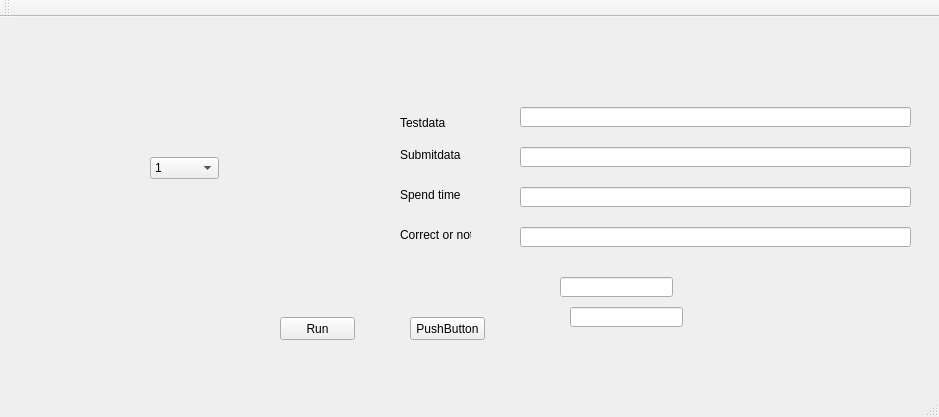
Qt form mainwindow.ui (eric56421/AOOP-Final-Project) before a commit.
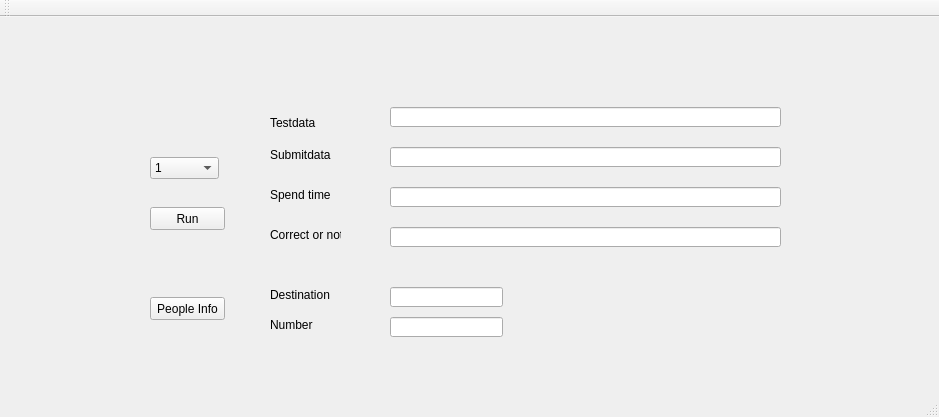
The same form after that commit.

Commit message: Modified the hierarchy with adding FloorPeopleInfo part. With MySQL to load data.csv. Also modified Building oject as a data member of MainWindow.

Diff of the .ui file:
```diff
--- a/mainwindow.ui
+++ b/mainwindow.ui
@@ -17,7 +17,7 @@
    <widget class="QLabel" name="label_7">
     <property name="geometry">
      <rect>
-      <x>400</x>
+      <x>270</x>
       <y>130</y>
       <width>71</width>
       <height>16</height>
@@ -30,7 +30,7 @@
    <widget class="QLabel" name="label_8">
     <property name="geometry">
      <rect>
-      <x>400</x>
+      <x>270</x>
       <y>170</y>
       <width>71</width>
       <height>16</height>
@@ -43,7 +43,7 @@
    <widget class="QLabel" name="label_9">
     <property name="geometry">
      <rect>
-      <x>400</x>
+      <x>270</x>
       <y>210</y>
       <width>71</width>
       <height>16</height>
@@ -56,7 +56,7 @@
    <widget class="QLineEdit" name="lineSubmitdata">
     <property name="geometry">
      <rect>
-      <x>520</x>
+      <x>390</x>
       <y>130</y>
       <width>391</width>
       <height>20</height>
@@ -72,7 +72,7 @@
    <widget class="QLabel" name="label_10">
     <property name="geometry">
      <rect>
-      <x>400</x>
+      <x>270</x>
       <y>100</y>
       <width>47</width>
       <height>12</height>
@@ -85,7 +85,7 @@
    <widget class="QLineEdit" name="lineCorrect">
     <property name="geometry">
      <rect>
-      <x>520</x>
+      <x>390</x>
       <y>210</y>
       <width>391</width>
       <height>20</height>
@@ -101,7 +101,7 @@
    <widget class="QLineEdit" name="lineTestdata">
     <property name="geometry">
      <rect>
-      <x>520</x>
+      <x>390</x>
       <y>90</y>
       <width>391</width>
       <height>20</height>
@@ -117,7 +117,7 @@
    <widget class="QLineEdit" name="lineSpendtime">
     <property name="geometry">
      <rect>
-      <x>520</x>
+      <x>390</x>
       <y>170</y>
       <width>391</width>
       <height>20</height>
@@ -133,8 +133,8 @@
    <widget class="QPushButton" name="RunButton">
     <property name="geometry">
      <rect>
-      <x>280</x>
-      <y>300</y>
+      <x>150</x>
+      <y>190</y>
       <width>75</width>
       <height>23</height>
      </rect>
@@ -206,8 +206,8 @@
    <widget class="QLineEdit" name="lineEdit">
     <property name="geometry">
      <rect>
-      <x>560</x>
-      <y>260</y>
+      <x>390</x>
+      <y>270</y>
       <width>113</width>
       <height>20</height>
      </rect>
@@ -216,24 +216,50 @@
    <widget class="QLineEdit" name="lineEdit_2">
     <property name="geometry">
      <rect>
-      <x>570</x>
-      <y>290</y>
-      <width>113</width>
-      <height>20</height>
-     </rect>
-    </property>
-   </widget>
-   <widget class="QPushButton" name="pushButton">
-    <property name="geometry">
-     <rect>
-      <x>410</x>
+      <x>390</x>
       <y>300</y>
+      <width>113</width>
+      <height>20</height>
+     </rect>
+    </property>
+   </widget>
+   <widget class="QPushButton" name="buttonPeopleInfo">
+    <property name="geometry">
+     <rect>
+      <x>150</x>
+      <y>280</y>
       <width>75</width>
       <height>23</height>
      </rect>
     </property>
     <property name="text">
-     <string>PushButton</string>
+     <string>People Info</string>
+    </property>
+   </widget>
+   <widget class="QLabel" name="label">
+    <property name="geometry">
+     <rect>
+      <x>270</x>
+      <y>270</y>
+      <width>61</width>
+      <height>16</height>
+     </rect>
+    </property>
+    <property name="text">
+     <string>Destination</string>
+    </property>
+   </widget>
+   <widget class="QLabel" name="label_2">
+    <property name="geometry">
+     <rect>
+      <x>270</x>
+      <y>300</y>
+      <width>61</width>
+      <height>16</height>
+     </rect>
+    </property>
+    <property name="text">
+     <string>Number</string>
     </property>
    </widget>
   </widget>
```
Left out of the diff: 6 changed lines with no effect on the pictures. The commit also changes 5 other files.
